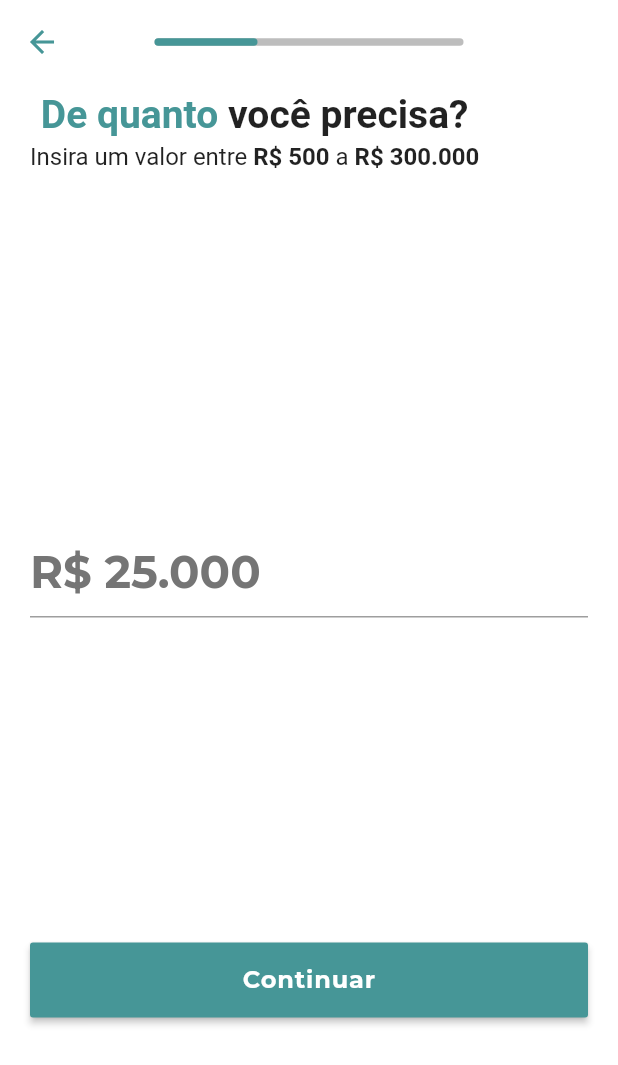
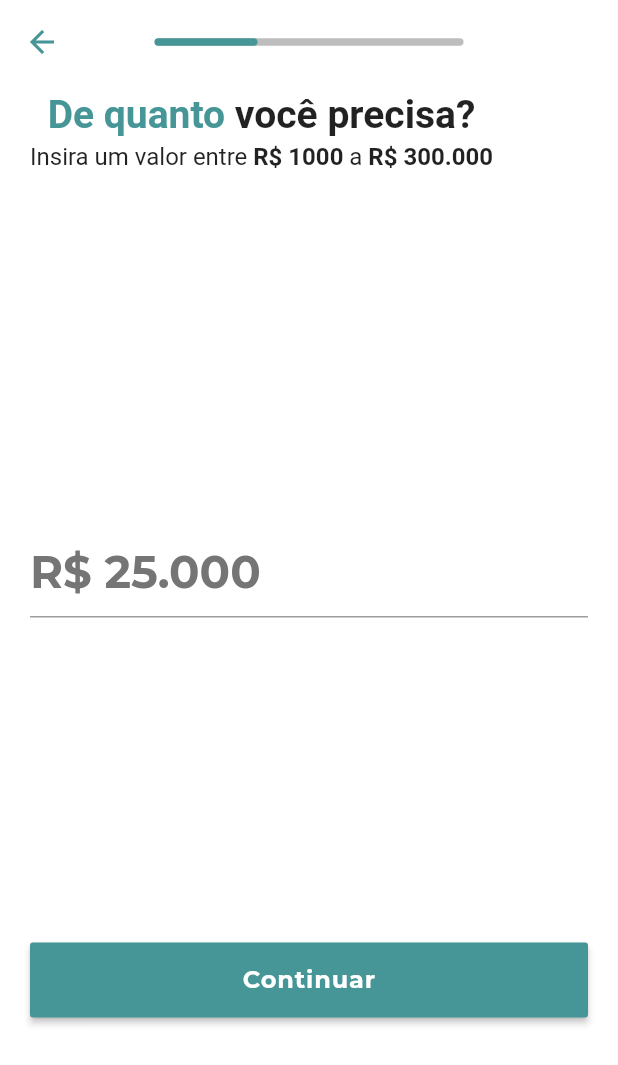
Before and after one commit to Harinson/credit-simulator, a Flutter app: the FirstStepPage screen opened by its route, on a phone screen of 412 x 824 dp. Shown: the top 1065 px of the screen. Run offline on Flutter 3.47's test engine with Material 2 defaults, Android fonts, the phone set to English and light mode, and no system bars; our stand-ins replace currency_text_input_formatter, flutter_modular, google_fonts, shared_preferences; accounts and stored records are empty.

Commit message:
fix(first-step): change min validation value

```diff
--- a/lib/presenter/pages/first_step/first_step_state.dart
+++ b/lib/presenter/pages/first_step/first_step_state.dart
@@ -15,8 +15,8 @@ class FirstStepState extends ChangeNotifier {
     if (value!.trim().isEmpty) {
       return 'Valor é obrigatório';
     }
-    if (formatterAmount.getUnformattedValue() < 500) {
-      return 'Valor mínimo de R\$500';
+    if (formatterAmount.getUnformattedValue() < 1000) {
+      return 'Valor mínimo de R\$1000';
     }
     if (formatterAmount.getUnformattedValue() > 300000) {
       return 'Valor máximo de R\$300.000';
--- a/lib/presenter/pages/first_step/widgets/first_step_title_widget.dart
+++ b/lib/presenter/pages/first_step/widgets/first_step_title_widget.dart
@@ -41,7 +41,7 @@ class FirstStepTitleWidget extends StatelessWidget {
             ),
             children: [
               TextSpan(
-                text: 'R\$ 500 ',
+                text: 'R\$ 1000 ',
                 style: GoogleFonts.hindGuntur(
                   fontWeight: FontWeight.bold,
                   fontSize: 16,
```
